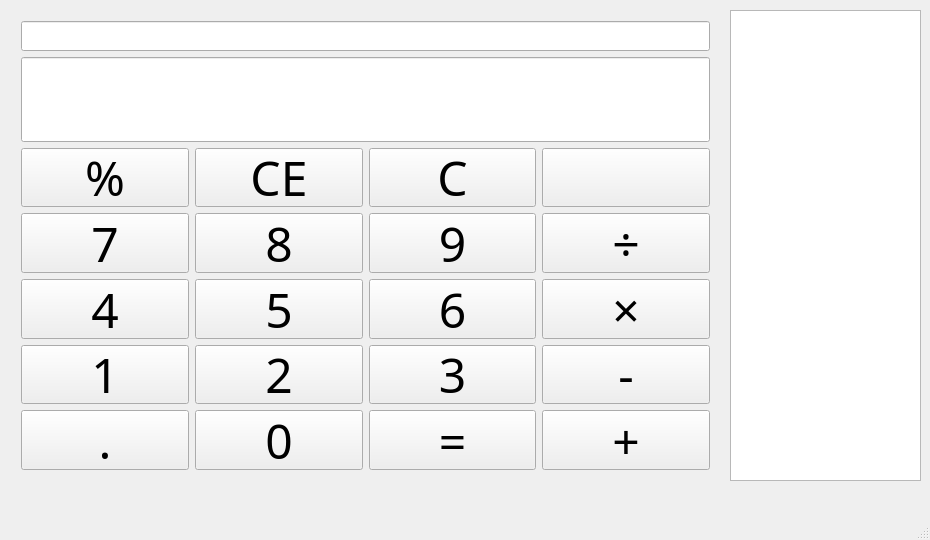
This is src/mainwindow.ui in UESTC-ProjectM4/QT_Caculator as Qt 5 draws it before an edit. The edited form follows.
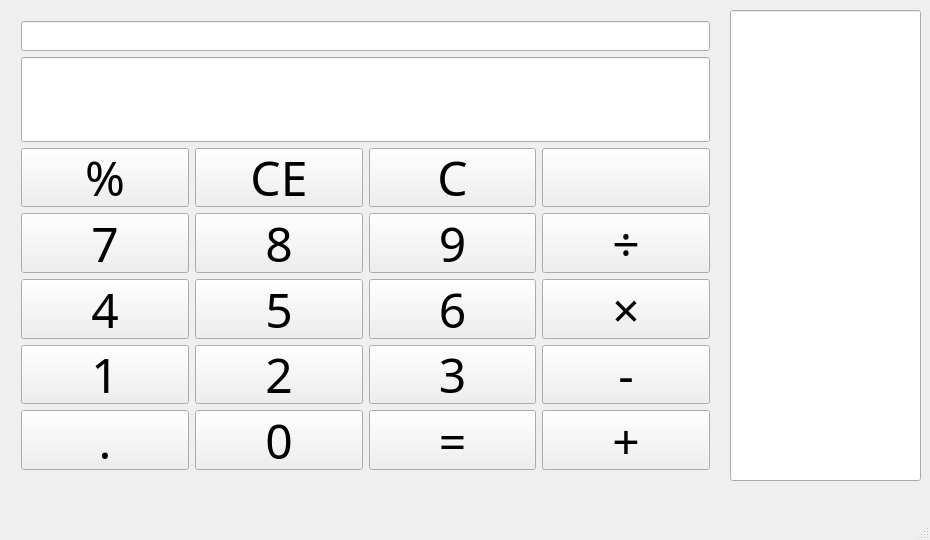
This is the edited form. Icons and pictures are not drawn.

What changed in the file:
```diff
--- a/src/mainwindow.ui
+++ b/src/mainwindow.ui
@@ -566,7 +566,7 @@
      </item>
     </layout>
    </widget>
-   <widget class="QPlainTextEdit" name="record_plainTextEdit">
+   <widget class="QLineEdit" name="record_plainLineEdit">
     <property name="geometry">
      <rect>
       <x>730</x>
@@ -575,12 +575,6 @@
       <height>471</height>
      </rect>
     </property>
-    <property name="maximumSize">
-     <size>
-      <width>191</width>
-      <height>471</height>
-     </size>
-    </property>
    </widget>
   </widget>
   <widget class="QMenuBar" name="menuBar">
```
Left out of the diff: 2 changed lines with no effect on the pictures.
